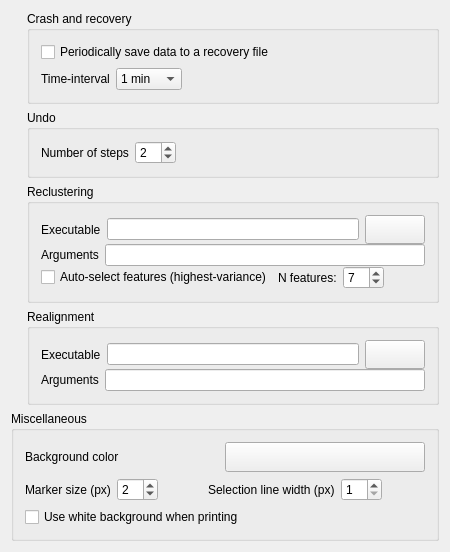
First picture: the form in src/klusters/src/prefgenerallayout.ui, repository Gravios/neurosuite-3, before the edit.
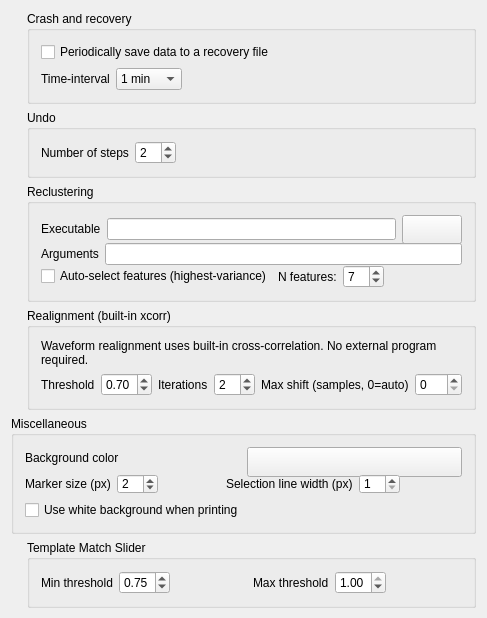
Second picture: the form after the edit. Custom widgets are drawn as their Qt base class.

Commit message: All(push-it) damn it

The edit to the form file:
```diff
--- a/src/klusters/src/prefgenerallayout.ui
+++ b/src/klusters/src/prefgenerallayout.ui
@@ -7,224 +7,14 @@
     <x>0</x>
     <y>0</y>
     <width>450</width>
-    <height>514</height>
+    <height>600</height>
    </rect>
   </property>
   <property name="windowTitle">
    <string>General</string>
   </property>
   <layout class="QGridLayout">
-   <item row="6" column="0">
-    <spacer name="spacer1">
-     <property name="orientation">
-      <enum>Qt::Vertical</enum>
-     </property>
-     <property name="sizeType">
-      <enum>QSizePolicy::Expanding</enum>
-     </property>
-     <property name="sizeHint" stdset="0">
-      <size>
-       <width>21</width>
-       <height>30</height>
-      </size>
-     </property>
-    </spacer>
-   </item>
-   <item row="1" column="0">
-    <layout class="QHBoxLayout">
-     <item>
-      <spacer name="spacer17">
-       <property name="orientation">
-        <enum>Qt::Horizontal</enum>
-       </property>
-       <property name="sizeType">
-        <enum>QSizePolicy::Fixed</enum>
-       </property>
-       <property name="sizeHint" stdset="0">
-        <size>
-         <width>16</width>
-         <height>20</height>
-        </size>
-       </property>
-      </spacer>
-     </item>
-     <item>
-      <widget class="QGroupBox" name="groupBox2">
-       <property name="sizePolicy">
-        <sizepolicy hsizetype="Preferred" vsizetype="Fixed">
-         <horstretch>0</horstretch>
-         <verstretch>0</verstretch>
-        </sizepolicy>
-       </property>
-       <property name="maximumSize">
-        <size>
-         <width>32767</width>
-         <height>70</height>
-        </size>
-       </property>
-       <property name="title">
-        <string>Undo</string>
-       </property>
-       <layout class="QGridLayout" name="gridLayout_3">
-        <item row="0" column="0">
-         <layout class="QHBoxLayout">
-          <property name="margin">
-           <number>0</number>
-          </property>
-          <item>
-           <widget class="QLabel" name="textLabel4">
-            <property name="text">
-             <string>Number of steps</string>
-            </property>
-            <property name="wordWrap">
-             <bool>false</bool>
-            </property>
-           </widget>
-          </item>
-          <item>
-           <widget class="QSpinBox" name="undoSpinBox">
-            <property name="wrapping">
-             <bool>true</bool>
-            </property>
-            <property name="maximum">
-             <number>30</number>
-            </property>
-            <property name="value">
-             <number>2</number>
-            </property>
-           </widget>
-          </item>
-          <item>
-           <spacer name="spacer7">
-            <property name="orientation">
-             <enum>Qt::Horizontal</enum>
-            </property>
-            <property name="sizeType">
-             <enum>QSizePolicy::Expanding</enum>
-            </property>
-            <property name="sizeHint" stdset="0">
-             <size>
-              <width>81</width>
-              <height>20</height>
-             </size>
-            </property>
-           </spacer>
-          </item>
-         </layout>
-        </item>
-       </layout>
-      </widget>
-     </item>
-    </layout>
-   </item>
-   <item row="3" column="0">
-    <layout class="QHBoxLayout">
-     <item>
-      <spacer name="spacer17_2">
-       <property name="orientation">
-        <enum>Qt::Horizontal</enum>
-       </property>
-       <property name="sizeType">
-        <enum>QSizePolicy::Fixed</enum>
-       </property>
-       <property name="sizeHint" stdset="0">
-        <size>
-         <width>16</width>
-         <height>20</height>
-        </size>
-       </property>
-      </spacer>
-     </item>
-     <item>
-      <widget class="QGroupBox" name="groupBox_realign">
-       <property name="sizePolicy">
-        <sizepolicy hsizetype="Expanding" vsizetype="Fixed">
-         <horstretch>0</horstretch>
-         <verstretch>0</verstretch>
-        </sizepolicy>
-       </property>
-       <property name="maximumSize">
-        <size>
-         <width>32767</width>
-         <height>140</height>
-        </size>
-       </property>
-       <property name="title">
-        <string>Realignment</string>
-       </property>
-       <layout class="QGridLayout" name="gridLayout_realign">
-        <item row="0" column="0">
-         <layout class="QVBoxLayout">
-          <property name="spacing">
-           <number>0</number>
-          </property>
-          <item>
-           <layout class="QHBoxLayout">
-            <item>
-             <widget class="QLabel" name="realignExeLabel">
-              <property name="text">
-               <string>Executable</string>
-              </property>
-              <property name="wordWrap">
-               <bool>false</bool>
-              </property>
-             </widget>
-            </item>
-            <item>
-             <widget class="QLineEdit" name="realignExecutableLineEdit"/>
-            </item>
-            <item>
-             <widget class="QPushButton" name="realignExecutableButton">
-              <property name="sizePolicy">
-               <sizepolicy hsizetype="Fixed" vsizetype="Fixed">
-                <horstretch>0</horstretch>
-                <verstretch>0</verstretch>
-               </sizepolicy>
-              </property>
-              <property name="minimumSize">
-               <size>
-                <width>60</width>
-                <height>29</height>
-               </size>
-              </property>
-              <property name="text">
-               <string/>
-              </property>
-             </widget>
-            </item>
-           </layout>
-          </item>
-          <item>
-           <layout class="QHBoxLayout">
-            <item>
-             <widget class="QLabel" name="realignArgsLabel">
-              <property name="text">
-               <string>Arguments</string>
-              </property>
-              <property name="wordWrap">
-               <bool>false</bool>
-              </property>
-             </widget>
-            </item>
-            <item>
-             <widget class="QLineEdit" name="realignArgsLineEdit">
-              <property name="minimumSize">
-               <size>
-                <width>0</width>
-                <height>0</height>
-               </size>
-              </property>
-             </widget>
-            </item>
-           </layout>
-          </item>
-         </layout>
-        </item>
-       </layout>
-      </widget>
-     </item>
-    </layout>
-   </item>
+   
    <item row="0" column="0">
     <layout class="QHBoxLayout">
      <property name="spacing">
@@ -367,6 +157,95 @@
      </item>
     </layout>
    </item>
+   
+   <item row="1" column="0">
+    <layout class="QHBoxLayout">
+     <item>
+      <spacer name="spacer17">
+       <property name="orientation">
+        <enum>Qt::Horizontal</enum>
+       </property>
+       <property name="sizeType">
+        <enum>QSizePolicy::Fixed</enum>
+       </property>
+       <property name="sizeHint" stdset="0">
+        <size>
+         <width>16</width>
+         <height>20</height>
+        </size>
+       </property>
+      </spacer>
+     </item>
+     <item>
+      <widget class="QGroupBox" name="groupBox2">
+       <property name="sizePolicy">
+        <sizepolicy hsizetype="Preferred" vsizetype="Fixed">
+         <horstretch>0</horstretch>
+         <verstretch>0</verstretch>
+        </sizepolicy>
+       </property>
+       <property name="maximumSize">
+        <size>
+         <width>32767</width>
+         <height>70</height>
+        </size>
+       </property>
+       <property name="title">
+        <string>Undo</string>
+       </property>
+       <layout class="QGridLayout" name="gridLayout_3">
+        <item row="0" column="0">
+         <layout class="QHBoxLayout">
+          <property name="margin">
+           <number>0</number>
+          </property>
+          <item>
+           <widget class="QLabel" name="textLabel4">
+            <property name="text">
+             <string>Number of steps</string>
+            </property>
+            <property name="wordWrap">
+             <bool>false</bool>
+            </property>
+           </widget>
+          </item>
+          <item>
+           <widget class="QSpinBox" name="undoSpinBox">
+            <property name="wrapping">
+             <bool>true</bool>
+            </property>
+            <property name="maximum">
+             <number>30</number>
+            </property>
+            <property name="value">
+             <number>2</number>
+            </property>
+           </widget>
+          </item>
+          <item>
+           <spacer name="spacer7">
+            <property name="orientation">
+             <enum>Qt::Horizontal</enum>
+            </property>
+            <property name="sizeType">
+             <enum>QSizePolicy::Expanding</enum>
+            </property>
+            <property name="sizeHint" stdset="0">
+             <size>
+              <width>81</width>
+              <height>20</height>
+             </size>
+            </property>
+           </spacer>
+          </item>
+         </layout>
+        </item>
+       </layout>
+      </widget>
+     </item>
+    </layout>
+   </item>
+   
    <item row="2" column="0">
     <layout class="QHBoxLayout">
      <item>
@@ -524,7 +403,6 @@
             </item>
            </layout>
           </item>
-
          </layout>
         </item>
        </layout>
@@ -532,6 +410,177 @@
      </item>
     </layout>
    </item>
+   
+   <item row="3" column="0">
+    <layout class="QHBoxLayout">
+     <item>
+      <spacer name="spacer17_2">
+       <property name="orientation">
+        <enum>Qt::Horizontal</enum>
+       </property>
+       <property name="sizeType">
+        <enum>QSizePolicy::Fixed</enum>
+       </property>
+       <property name="sizeHint" stdset="0">
+        <size>
+         <width>16</width>
+         <height>20</height>
+        </size>
+       </property>
+      </spacer>
+     </item>
+     <item>
+      <widget class="QGroupBox" name="groupBox_realign">
+       <property name="sizePolicy">
+        <sizepolicy hsizetype="Expanding" vsizetype="Fixed">
+         <horstretch>0</horstretch>
+         <verstretch>0</verstretch>
+        </sizepolicy>
+       </property>
+       <property name="maximumSize">
+        <size>
+         <width>32767</width>
+         <height>110</height>
+        </size>
+       </property>
+       <property name="title">
+        <string>Realignment (built-in xcorr)</string>
+       </property>
+       <layout class="QGridLayout" name="gridLayout_realign">
+        <item row="0" column="0">
+         <widget class="QLabel" name="realignBuiltInLabel">
+          <property name="text">
+           <string>Waveform realignment uses built-in cross-correlation. No external program required.</string>
+          </property>
+          <property name="wordWrap">
+           <bool>true</bool>
+          </property>
+         </widget>
+        </item>
+        <item row="1" column="0">
+         <layout class="QHBoxLayout">
+          <item>
+           <widget class="QLabel" name="realignThresholdLabel">
+            <property name="text">
+             <string>Threshold</string>
+            </property>
+           </widget>
+          </item>
+          <item>
+           <widget class="QDoubleSpinBox" name="realignThresholdSpinBox">
+            <property name="toolTip">
+             <string>Minimum xcorr score for a spike to be realigned (0.0–1.0)</string>
+            </property>
+            <property name="minimum">
+             <double>0.000000000000000</double>
+            </property>
+            <property name="maximum">
+             <double>1.000000000000000</double>
+            </property>
+            <property name="singleStep">
+             <double>0.050000000000000</double>
+            </property>
+            <property name="decimals">
+             <number>2</number>
+            </property>
+            <property name="value">
+             <double>0.700000000000000</double>
+            </property>
+           </widget>
+          </item>
+          <item>
+           <spacer name="spacer_ra_1">
+            <property name="orientation">
+             <enum>Qt::Horizontal</enum>
+            </property>
+            <property name="sizeType">
+             <enum>QSizePolicy::Expanding</enum>
+            </property>
+            <property name="sizeHint" stdset="0">
+             <size><width>20</width><height>20</height></size>
+            </property>
+           </spacer>
+          </item>
+          <item>
+           <widget class="QLabel" name="realignIterationsLabel">
+            <property name="text">
+             <string>Iterations</string>
+            </property>
+           </widget>
+          </item>
+          <item>
+           <widget class="QSpinBox" name="realignIterationsSpinBox">
+            <property name="toolTip">
+             <string>Number of realignment passes (1–20)</string>
+            </property>
+            <property name="minimum">
+             <number>1</number>
+            </property>
+            <property name="maximum">
+             <number>20</number>
+            </property>
+            <property name="value">
+             <number>2</number>
+            </property>
+           </widget>
+          </item>
+          <item>
+           <spacer name="spacer_ra_2">
+            <property name="orientation">
+             <enum>Qt::Horizontal</enum>
+            </property>
+            <property name="sizeType">
+             <enum>QSizePolicy::Expanding</enum>
+            </property>
+            <property name="sizeHint" stdset="0">
+             <size><width>20</width><height>20</height></size>
+            </property>
+           </spacer>
+          </item>
+          <item>
+           <widget class="QLabel" name="realignMaxShiftLabel">
+            <property name="text">
+             <string>Max shift (samples, 0=auto)</string>
+            </property>
+           </widget>
+          </item>
+          <item>
+           <widget class="QSpinBox" name="realignMaxShiftSpinBox">
+            <property name="toolTip">
+             <string>Maximum lag in samples. 0 = automatic (peak/2).</string>
+            </property>
+            <property name="minimum">
+             <number>0</number>
+            </property>
+            <property name="maximum">
+             <number>100</number>
+            </property>
+            <property name="value">
+             <number>0</number>
+            </property>
+           </widget>
+          </item>
+          <item>
+           <spacer name="spacer_ra_3">
+            <property name="orientation">
+             <enum>Qt::Horizontal</enum>
+            </property>
+            <property name="sizeType">
+             <enum>QSizePolicy::Expanding</enum>
+            </property>
+            <property name="sizeHint" stdset="0">
+             <size><width>20</width><height>20</height></size>
+            </property>
+           </spacer>
+          </item>
+         </layout>
+        </item>
+       </layout>
+      </widget>
+     </item>
+    </layout>
+   </item>
+   
    <item row="4" column="0">
     <widget class="QGroupBox" name="groupBox3">
      <property name="sizePolicy">
@@ -675,6 +724,153 @@
      </layout>
     </widget>
    </item>
+   
+   <item row="5" column="0">
+    <layout class="QHBoxLayout">
+     <item>
+      <spacer name="spacer17_4">
+       <property name="orientation">
+        <enum>Qt::Horizontal</enum>
+       </property>
+       <property name="sizeType">
+        <enum>QSizePolicy::Fixed</enum>
+       </property>
+       <property name="sizeHint" stdset="0">
+        <size>
+         <width>16</width>
+         <height>20</height>
+        </size>
+       </property>
+      </spacer>
+     </item>
+     <item>
+      <widget class="QGroupBox" name="groupBoxTemplateMatrix">
+       <property name="sizePolicy">
+        <sizepolicy hsizetype="Preferred" vsizetype="Fixed">
+         <horstretch>0</horstretch>
+         <verstretch>0</verstretch>
+        </sizepolicy>
+       </property>
+       <property name="maximumSize">
+        <size>
+         <width>32767</width>
+         <height>80</height>
+        </size>
+       </property>
+       <property name="title">
+        <string>Template Match Slider</string>
+       </property>
+       <layout class="QGridLayout" name="gridLayoutTM">
+        <item row="0" column="0">
+         <layout class="QHBoxLayout">
+          <item>
+           <widget class="QLabel" name="tmMinLabel">
+            <property name="text">
+             <string>Min threshold</string>
+            </property>
+           </widget>
+          </item>
+          <item>
+           <widget class="QDoubleSpinBox" name="templateThresholdMinSpinBox">
+            <property name="toolTip">
+             <string>Lower bound of the template match threshold slider (0.0–1.0)</string>
+            </property>
+            <property name="minimum">
+             <double>0.000000000000000</double>
+            </property>
+            <property name="maximum">
+             <double>1.000000000000000</double>
+            </property>
+            <property name="singleStep">
+             <double>0.050000000000000</double>
+            </property>
+            <property name="decimals">
+             <number>2</number>
+            </property>
+            <property name="value">
+             <double>0.750000000000000</double>
+            </property>
+           </widget>
+          </item>
+          <item>
+           <spacer name="spacer_tm_mid">
+            <property name="orientation">
+             <enum>Qt::Horizontal</enum>
+            </property>
+            <property name="sizeType">
+             <enum>QSizePolicy::Expanding</enum>
+            </property>
+            <property name="sizeHint" stdset="0">
+             <size><width>20</width><height>20</height></size>
+            </property>
+           </spacer>
+          </item>
+          <item>
+           <widget class="QLabel" name="tmMaxLabel">
+            <property name="text">
+             <string>Max threshold</string>
+            </property>
+           </widget>
+          </item>
+          <item>
+           <widget class="QDoubleSpinBox" name="templateThresholdMaxSpinBox">
+            <property name="toolTip">
+             <string>Upper bound of the template match threshold slider (0.0–1.0)</string>
+            </property>
+            <property name="minimum">
+             <double>0.000000000000000</double>
+            </property>
+            <property name="maximum">
+             <double>1.000000000000000</double>
+            </property>
+            <property name="singleStep">
+             <double>0.050000000000000</double>
+            </property>
+            <property name="decimals">
+             <number>2</number>
+            </property>
+            <property name="value">
+             <double>1.000000000000000</double>
+            </property>
+           </widget>
+          </item>
+          <item>
+           <spacer name="spacer_tm_end">
+            <property name="orientation">
+             <enum>Qt::Horizontal</enum>
+            </property>
+            <property name="sizeType">
+             <enum>QSizePolicy::Expanding</enum>
+            </property>
+            <property name="sizeHint" stdset="0">
+             <size><width>40</width><height>20</height></size>
+            </property>
+           </spacer>
+          </item>
+         </layout>
+        </item>
+       </layout>
+      </widget>
+     </item>
+    </layout>
+   </item>
+   
+   <item row="6" column="0">
+    <spacer name="spacer1">
+     <property name="orientation">
+      <enum>Qt::Vertical</enum>
+     </property>
+     <property name="sizeType">
+      <enum>QSizePolicy::Expanding</enum>
+     </property>
+     <property name="sizeHint" stdset="0">
+      <size>
+       <width>21</width>
+       <height>30</height>
+      </size>
+     </property>
+    </spacer>
+   </item>
   </layout>
  </widget>
  <layoutdefault spacing="6" margin="11"/>
```
Left out of the diff: 14 changed lines with no effect on the pictures. The commit also changes 39 other files.
